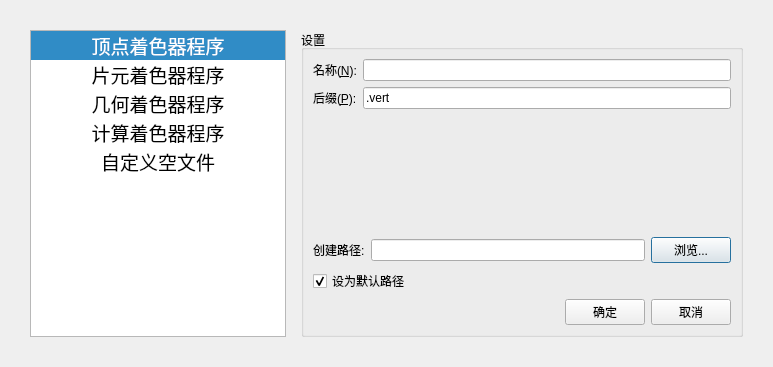
Qt form Shaderpad/templatedialog.ui (ZeusYang/Shaderpad--plusplus) before a commit.
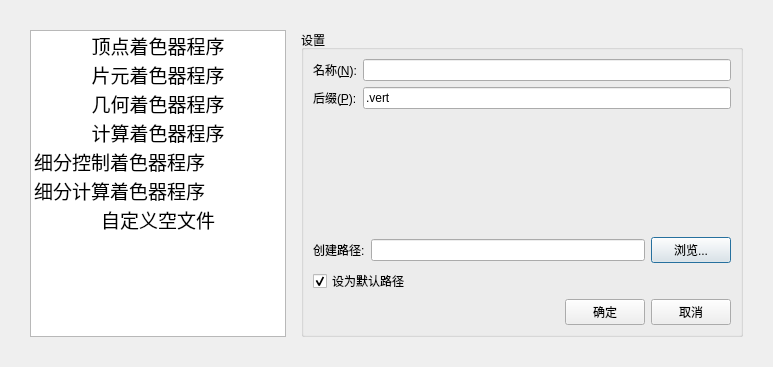
The same form after that commit. Icons and pictures are not drawn.

Diff of the .ui file:
```diff
--- a/Shaderpad/templatedialog.ui
+++ b/Shaderpad/templatedialog.ui
@@ -38,7 +38,7 @@
       </sizepolicy>
      </property>
      <property name="currentRow">
-      <number>0</number>
+      <number>-1</number>
      </property>
      <item>
       <property name="text">
@@ -116,6 +116,38 @@
        </iconset>
       </property>
      </item>
+     <item>
+      <property name="text">
+       <string>细分控制着色器程序</string>
+      </property>
+      <property name="font">
+       <font>
+        <family>幼圆</family>
+        <pointsize>14</pointsize>
+       </font>
+      </property>
+      <property name="icon">
+       <iconset>
+        <activeon>:/icons/tesc.png</activeon>
+       </iconset>
+      </property>
+     </item>
+     <item>
+      <property name="text">
+       <string>细分计算着色器程序</string>
+      </property>
+      <property name="font">
+       <font>
+        <family>幼圆</family>
+        <pointsize>14</pointsize>
+       </font>
+      </property>
+      <property name="icon">
+       <iconset>
+        <activeon>:/icons/tese.png</activeon>
+       </iconset>
+      </property>
+     </item>
      <item>
       <property name="text">
        <string>自定义空文件</string>
```
